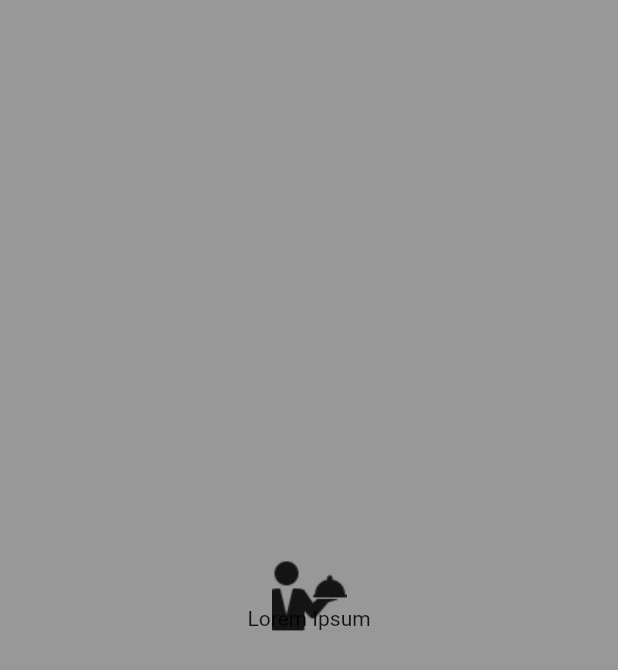
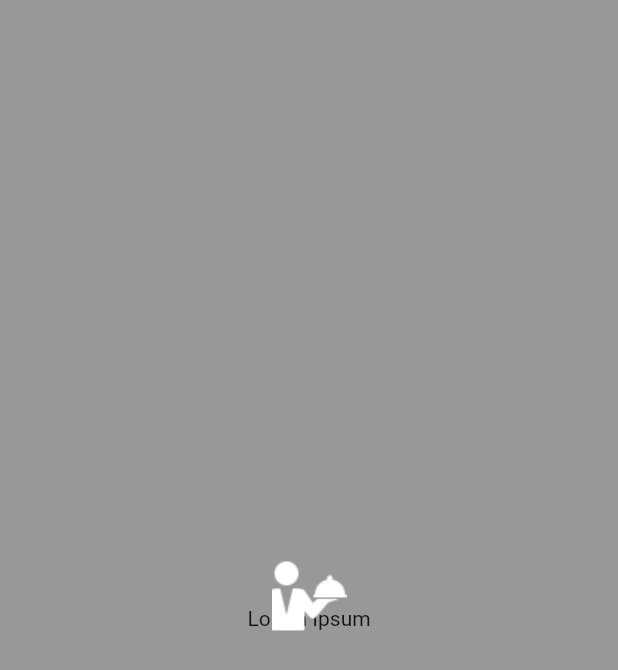
Before and after one commit to aligorithm/easy_loader, a Flutter app: the screen it shows after launch, on a phone screen of 412 x 824 dp. Shown: the top 670 px of the screen. Run offline on Flutter 3.47's test engine with Material 2 defaults, Android fonts, the phone set to English and light mode, and no system bars.

Commit message:
fixed color issue

```diff
--- a/example/lib/main.dart
+++ b/example/lib/main.dart
@@ -49,7 +49,12 @@ class _MyHomePageState extends State<MyHomePage> {
             child: Text("Lorem Ipsum"),
           ),
           //// Put the loader widget at the end of the stack. You can set it to appear based on a boolean. E.g. a loading flag.
-          EasyLoader(image: AssetImage('assets/loading.png'),)
+          EasyLoader(
+            image: AssetImage(
+              'assets/loading.png',
+            ),
+            iconColor: Colors.white,
+          )
         ],
       ),
     );
--- a/lib/easy_loader.dart
+++ b/lib/easy_loader.dart
@@ -32,6 +32,7 @@ class _EasyLoaderState extends State<EasyLoader>
   AnimationController _controller;
   Animation<Offset> _offsetAnimation;
   Color _backgroundColor = Colors.black;
+  Color _iconColor;
   ImageProvider _image;
   double _iconSize;
   @override
@@ -49,6 +50,7 @@ class _EasyLoaderState extends State<EasyLoader>
           curve: Curves.ease,
         ));
     _backgroundColor = widget.backgroundColor ?? Colors.black;
+    _iconColor = widget.iconColor ?? Colors.black;
     _image = widget.image;
     _iconSize = widget.iconSize;
     super.initState();
@@ -67,6 +69,7 @@ class _EasyLoaderState extends State<EasyLoader>
           child: ImageIcon(
             _image,
             size: _iconSize,
+            color: _iconColor,
           ),
         ))
       ],
```
Also changed, not shown: example/pubspec.lock, pubspec.lock.
